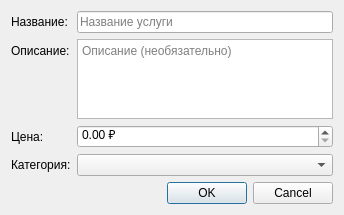
This is ui/serviceeditdialog.ui in MikhailBersenev/easyPOS as Qt 5 draws it before an edit. The edited form follows.
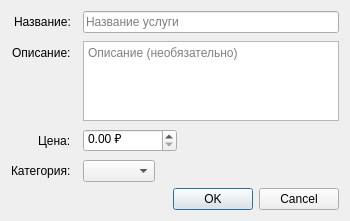
This is the edited form.

```diff
--- a/ui/serviceeditdialog.ui
+++ b/ui/serviceeditdialog.ui
@@ -11,6 +11,10 @@
   <layout class="QVBoxLayout" name="mainLayout">
    <item>
     <layout class="QFormLayout" name="formLayout">
+     <property name="verticalSpacing"><number>8</number></property>
+     <property name="horizontalSpacing"><number>12</number></property>
+     <property name="fieldGrowthPolicy"><enum>QFormLayout::ExpandingFieldsGrow</enum></property>
+     <property name="labelAlignment"><set>Qt::AlignRight|Qt::AlignVCenter</set></property>
      <item row="0" column="0">
       <widget class="QLabel" name="nameLabel">
        <property name="text">
```
